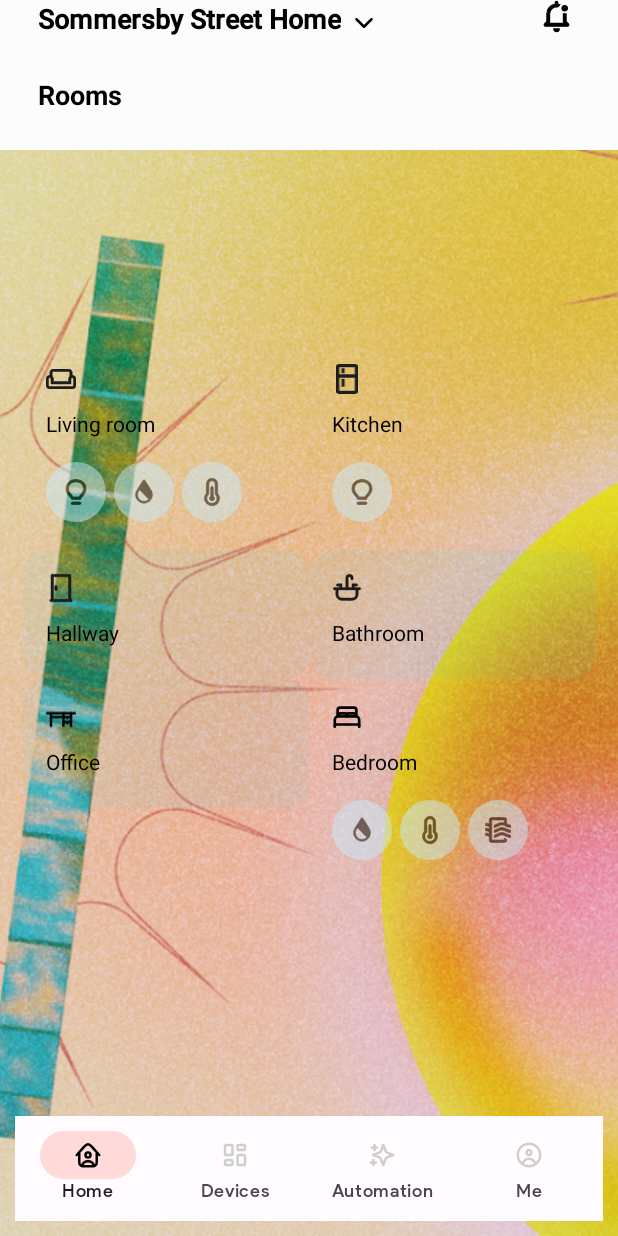
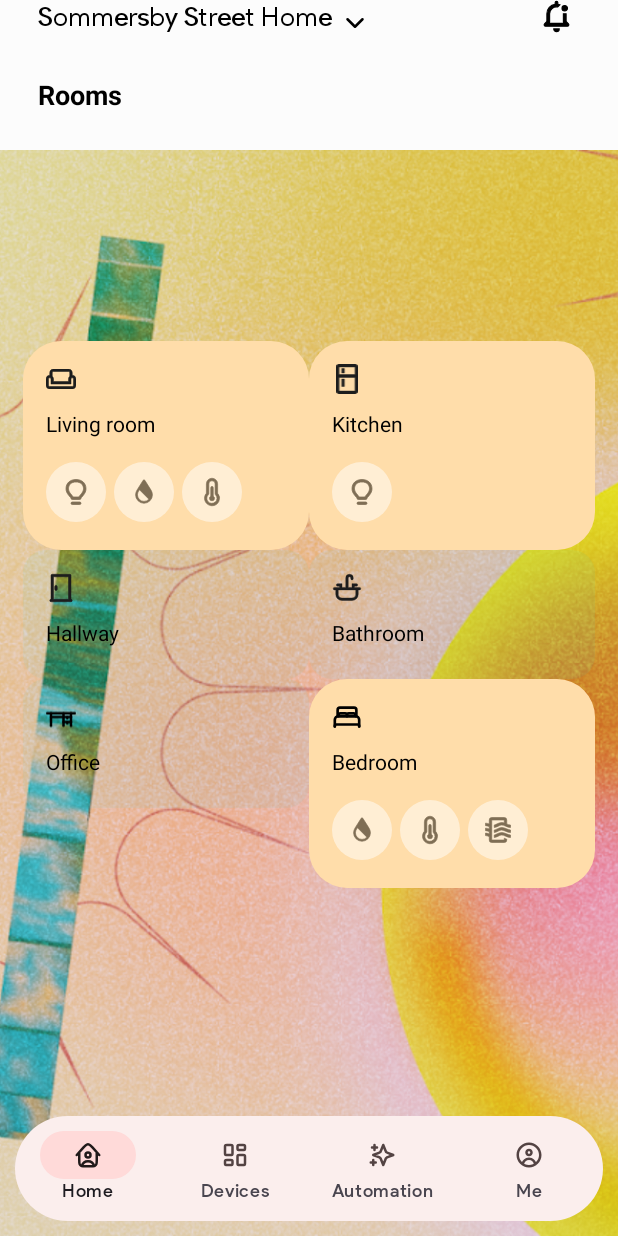
Before and after one commit to villettante/homely, an Android app: the screen it shows after launch (MainActivity), on a phone screen of 412 x 824 dp. Run offline under Robolectric (Android 15) with nearby library versions, the phone set to English and light mode, and no system bars; our stand-ins replace Firebase (no records; nobody signed in at launch, a user with empty details on screens opened directly); 2 statements that could not run were skipped.

Commit message:
added styling for drawable components

```diff
--- a/app/src/main/res/color/bottom_nav_item_color_selector.xml
+++ b/app/src/main/res/color/bottom_nav_item_color_selector.xml
@@ -1,5 +1,5 @@
 <?xml version="1.0" encoding="utf-8"?>
 <selector xmlns:android="http://schemas.android.com/apk/res/android">
-    <item android:color="@color/black" android:state_checked="true" />
-    <item android:color="#cecece" />
+    <item android:color="@color/icon_tint_selected" android:state_checked="true" />
+    <item android:color="@color/icon_tint" />
 </selector>
--- /dev/null
+++ b/app/src/main/res/drawable/background_image_rounded.xml
@@ -0,0 +1,4 @@
+<?xml version="1.0" encoding="utf-8"?>
+<shape xmlns:android="http://schemas.android.com/apk/res/android">
+    <corners android:topRightRadius="55dp" android:topLeftRadius="55dp"/>
+</shape>
--- a/app/src/main/res/drawable/bottom_nav_background.xml
+++ b/app/src/main/res/drawable/bottom_nav_background.xml
@@ -1,7 +1,6 @@
 <?xml version="1.0" encoding="utf-8"?>
 <shape xmlns:android="http://schemas.android.com/apk/res/android"
     android:shape="rectangle">
-    <solid
-        android:color="#fffbfe"
-        />
+    <solid android:color="@color/container_selected_highlight" />
+    <corners android:radius="50dp"/>
 </shape>
--- a/app/src/main/res/drawable/button_rounded_appliance_icon.xml
+++ b/app/src/main/res/drawable/button_rounded_appliance_icon.xml
@@ -1,5 +1,5 @@
 <?xml version="1.0" encoding="utf-8"?>
 <shape xmlns:android="http://schemas.android.com/apk/res/android">
     <corners android:radius="250dp"/> <!-- Adjust the radius for rounded corners -->
-    <solid android:color="@color/blue"/>
+    <solid android:color="@color/white"/>
 </shape>
--- /dev/null
+++ b/app/src/main/res/drawable/button_rounded_rooms_no_stroke.xml
@@ -0,0 +1,4 @@
+<?xml version="1.0" encoding="utf-8"?>
+<shape xmlns:android="http://schemas.android.com/apk/res/android">
+    <corners android:radius="25dp"/>
+</shape>
--- a/app/src/main/res/layout/custom_button.xml
+++ b/app/src/main/res/layout/custom_button.xml
@@ -7,14 +7,13 @@
     <TextView
         android:id="@+id/buttonTitle"
         android:textColor="@color/black"
-        android:fontFamily="@font/roboto_medium"
+        android:fontFamily="@font/productsans_regular"
         android:layout_width="wrap_content"
         android:layout_height="wrap_content"
         android:ellipsize="end"
         android:maxWidth="220dp"
         android:maxLines="1"
-        android:textSize="18sp"
-        android:textStyle="bold"/>
+        android:textSize="18sp" />
 
     <androidx.constraintlayout.widget.ConstraintLayout
         android:layout_width="wrap_content"
```
